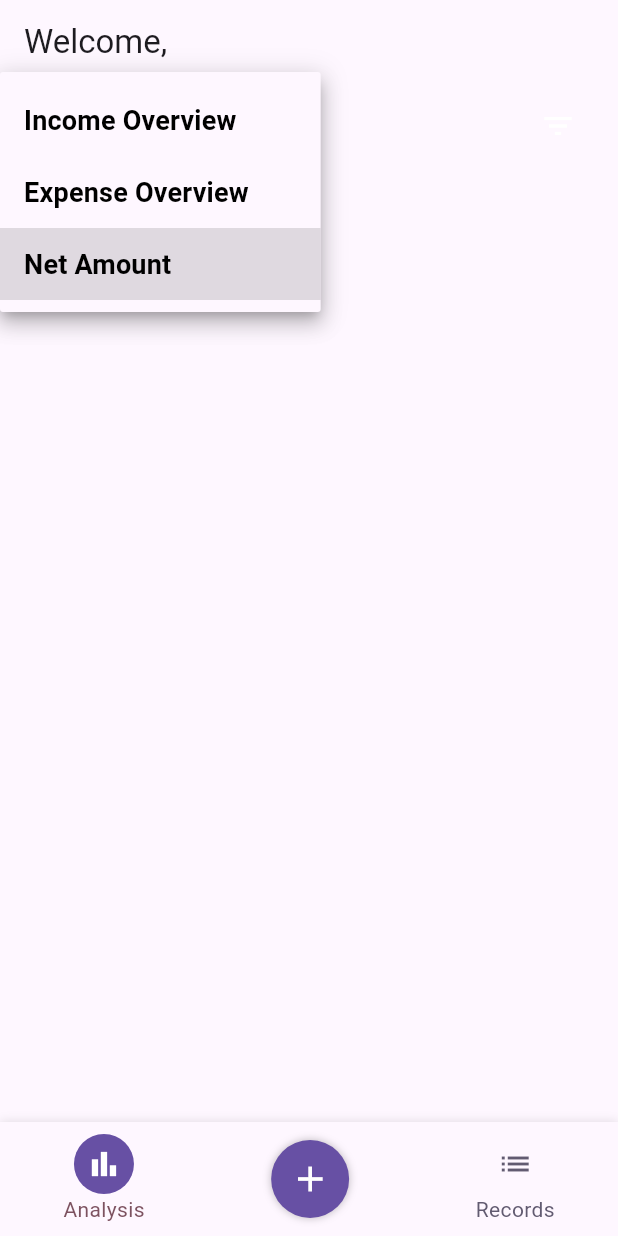
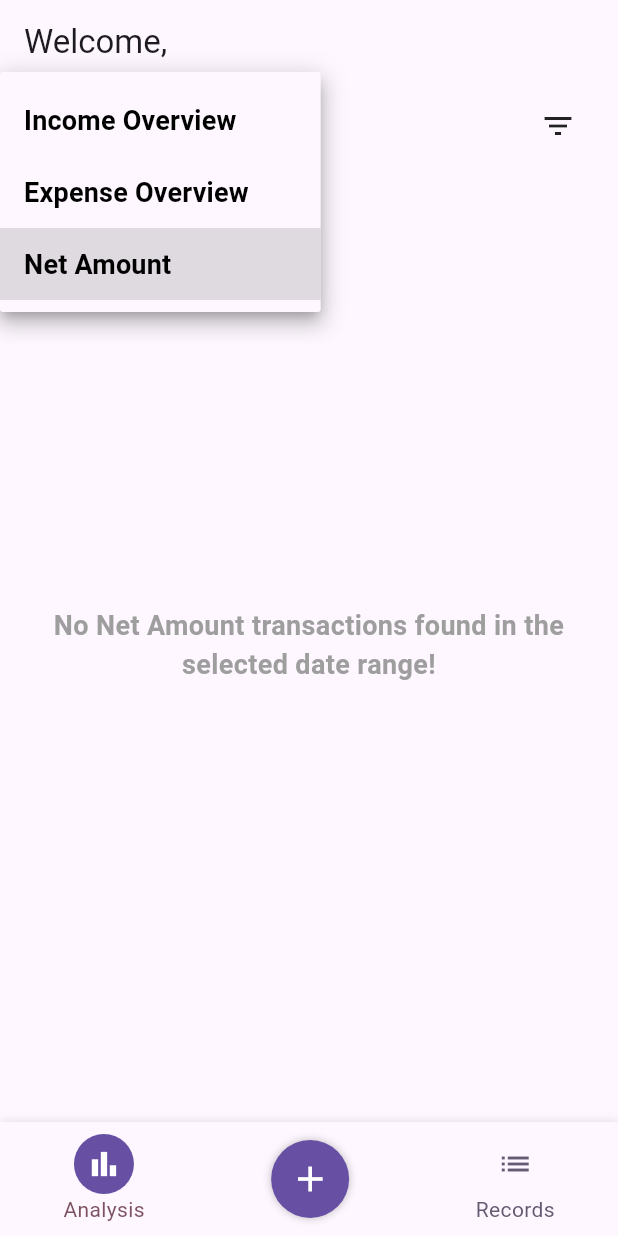
Before and after one commit to shshaheen/MyFinance, a Flutter app: the screen it shows once a user with an empty profile is signed in, after a tap on "Net Amount", on a phone screen of 412 x 824 dp. Run offline on Flutter 3.47's test engine with Material 3 defaults, Android fonts, the light colour scheme and no system bars; drawn by our look-alikes of fl_chart; our stand-ins replace cloud_firestore, firebase_auth, firebase_core; accounts and stored records are empty; generated files the repository leaves out were written again.

Commit message:
Add Date Filter

```diff
--- a/lib/screens/analysis_screen.dart
+++ b/lib/screens/analysis_screen.dart
@@ -10,6 +10,7 @@ class AnalysisScreen extends StatefulWidget {
 
 class _AnalysisScreenState extends State<AnalysisScreen> {
   String _selectedFilter = "Net Amount";
+  DateTimeRange? _selectedDateRange;
 
   @override
   Widget build(BuildContext context) {
@@ -17,7 +18,8 @@ class _AnalysisScreenState extends State<AnalysisScreen> {
       // backgroundColor: Colors.black87,
       appBar: AppBar(
         title: Row(
-          mainAxisAlignment: MainAxisAlignment.spaceBetween, // Aligns items properly
+          mainAxisAlignment:
+              MainAxisAlignment.spaceBetween, // Aligns items properly
           children: [
             DropdownButtonHideUnderline(
               child: DropdownButton<String>(
@@ -40,16 +42,26 @@ class _AnalysisScreenState extends State<AnalysisScreen> {
               ),
             ),
             IconButton(
-              icon: Icon(Icons.filter_list, color: Colors.white), // Filter icon
-              onPressed: () {
-                // Action when filter icon is clicked
-                print("Filter icon clicked");
+              icon: Icon(Icons.filter_list,
+                  color: Color.fromARGB(255, 35, 34, 34)), // Filter icon
+              onPressed: () async {
+                DateTimeRange? picked = await showDateRangePicker(
+                  context: context,
+                  firstDate: DateTime(2000),
+                  lastDate: DateTime.now(),
+                  initialDateRange: _selectedDateRange,
+                );
+
+                if (picked != null) {
+                  setState(() {
+                    _selectedDateRange = picked;
+                  });
+                }
               },
             ),
           ],
         ),
       ),
-
 
       body: StreamBuilder(
         stream:
@@ -59,10 +71,69 @@ class _AnalysisScreenState extends State<AnalysisScreen> {
             return Center(child: CircularProgressIndicator());
           }
 
+List<QueryDocumentSnapshot> filteredDocs =
+    snapshot.data!.docs.where((doc) {
+  var data = doc.data() as Map<String, dynamic>;
+
+  if (!data.containsKey('date')) return false;
+
+  // Ensure correct date conversion
+  DateTime transactionDate;
+  if (data['date'] is Timestamp) {
+    transactionDate = (data['date'] as Timestamp).toDate();
+  } else if (data['date'] is String) {
+    try {
+      transactionDate = DateTime.parse(data['date']); // Convert string to DateTime
+    } catch (e) {
+      print("Invalid date format: ${data['date']}");
+      return false; // Skip this document if date format is incorrect
+    }
+  } else {
+    return false; // Skip if date is neither Timestamp nor String
+  }
+
+  if (_selectedDateRange == null) return true;
+
+  return transactionDate.isAfter(
+          _selectedDateRange!.start.subtract(Duration(seconds: 1))) &&
+      transactionDate.isBefore(
+          _selectedDateRange!.end.add(Duration(days: 1)));
+}).toList();
+
+
+
+          if (filteredDocs.isEmpty) {
+            return Center(
+              child: Text(
+                "No $_selectedFilter transactions found in the selected date range!",
+                textAlign: TextAlign.center,
+                style: TextStyle(
+                    fontSize: 18,
+                    fontWeight: FontWeight.bold,
+                    color: Colors.grey),
+              ),
+            );
+          }
+
+          if (filteredDocs.isEmpty) {
+            return Center(
+              child: Text(
+                "No $_selectedFilter transactions found in the selected date range!",
+                textAlign: TextAlign.center,
+                style: TextStyle(
+                    fontSize: 18,
+                    fontWeight: FontWeight.bold,
+                    color: Colors.grey),
+              ),
+            );
+          }
+
+          // Process filtered transactions
           Map<String, double> categorySpending = {};
           Map<String, double> categoryEarnings = {};
           Map<String, double> categoryNetAmount = {};
-          for (var doc in snapshot.data!.docs) {
+
+          for (var doc in filteredDocs) {
             var data = doc.data() as Map<String, dynamic>;
             double amount = (data['amount'] as num).toDouble();
             String type = data['type'];
@@ -75,36 +146,49 @@ class _AnalysisScreenState extends State<AnalysisScreen> {
               categorySpending[category] =
                   (categorySpending[category] ?? 0) - amount;
             }
+
             // Ensure values exist before calculating net amount
             double earnings = categoryEarnings[category] ?? 0;
             double spending = categorySpending[category] ?? 0;
             categoryNetAmount[category] = earnings + spending;
           }
 
+          // Convert negative values to positive for visualization
           Map<String, double> positiveNetAmount = {};
           categoryNetAmount.forEach((key, value) {
-            positiveNetAmount[key] =
-                value.abs(); // Convert to positive for the chart
+            positiveNetAmount[key] = value.abs();
           });
 
           Map<String, double> positiveSpending = {};
           categorySpending.forEach((key, value) {
-            positiveSpending[key] =
-                value.abs(); // Convert to positive for the chart
+            positiveSpending[key] = value.abs();
           });
+
           Map<String, double> selectedData;
           Map<String, double> selectedDataForCategory;
+
           if (_selectedFilter == "Expense Overview") {
             selectedData = positiveSpending;
             selectedDataForCategory = categorySpending;
           } else if (_selectedFilter == "Income Overview") {
             selectedData = categoryEarnings;
-            selectedDataForCategory = categoryEarnings; //
+            selectedDataForCategory = categoryEarnings;
           } else {
             selectedData = positiveNetAmount;
             selectedDataForCategory = categoryNetAmount;
           }
-
+          if (selectedData.isEmpty) {
+            return Center(
+              child: Text(
+                "No $_selectedFilter transactions found!",
+                textAlign: TextAlign.center,
+                style: TextStyle(
+                    fontSize: 18,
+                    fontWeight: FontWeight.bold,
+                    color: Colors.grey),
+              ),
+            );
+          }
           return Column(
             children: [
               SizedBox(height: 10),
--- a/lib/screens/records_screen.dart
+++ b/lib/screens/records_screen.dart
@@ -113,6 +113,7 @@ class _RecordsScreenState extends State<RecordsScreen> {
           }
 
           double balance = totalIncome - totalExpense;
+
 
           return Column(
             children: [
```
